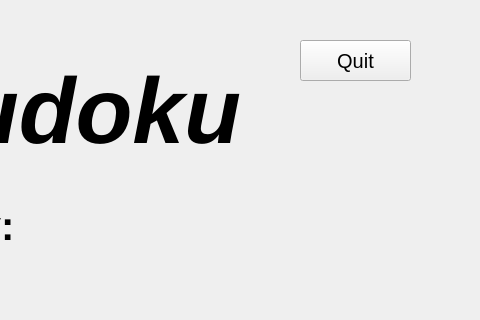
Qt form UIFrontEnd/Sudoku/sudokumainwindow.ui (TheYeetMeister/SudokuGame) before a commit; both pictures show x 320 to 800 and y 0 to 320 of the 800 by 600 pixel window.
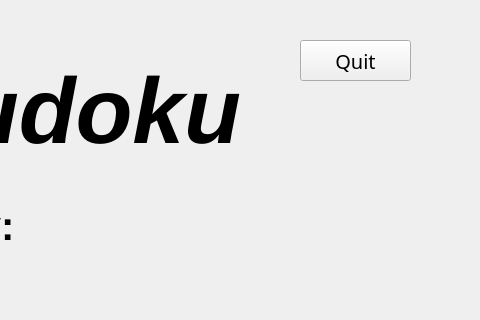
The same form after that commit.

Commit message: change button font, add new game button

What changed in the file:
```diff
--- a/UIFrontEnd/Sudoku/sudokumainwindow.ui
+++ b/UIFrontEnd/Sudoku/sudokumainwindow.ui
@@ -175,6 +175,7 @@
     </property>
     <property name="font">
      <font>
+      <family>MV Boli</family>
       <pointsize>15</pointsize>
      </font>
     </property>
```
The commit also changes 7 other files.
